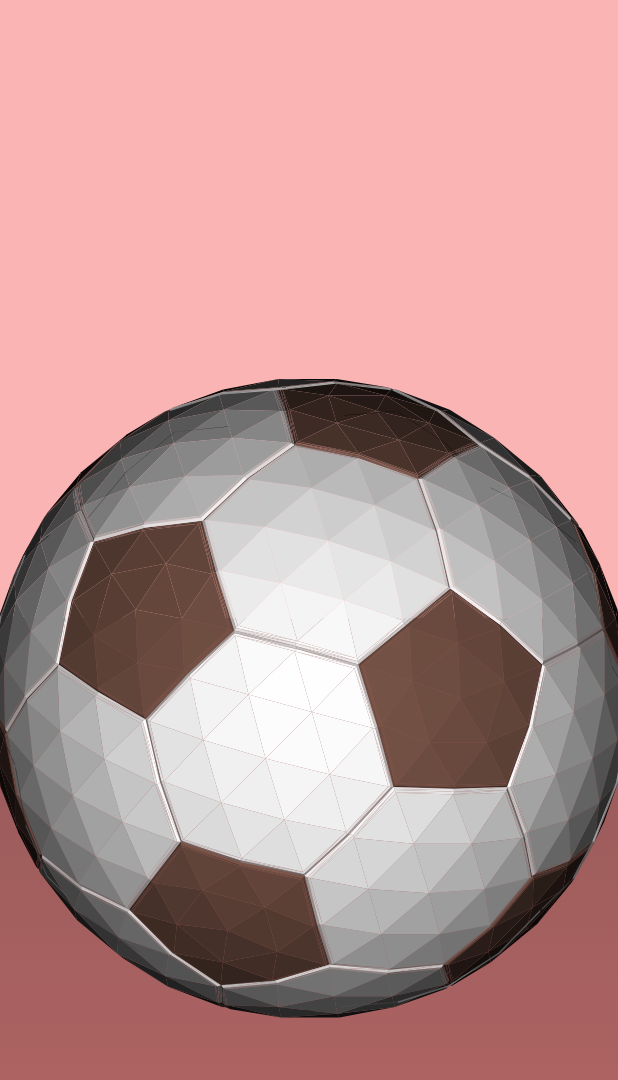
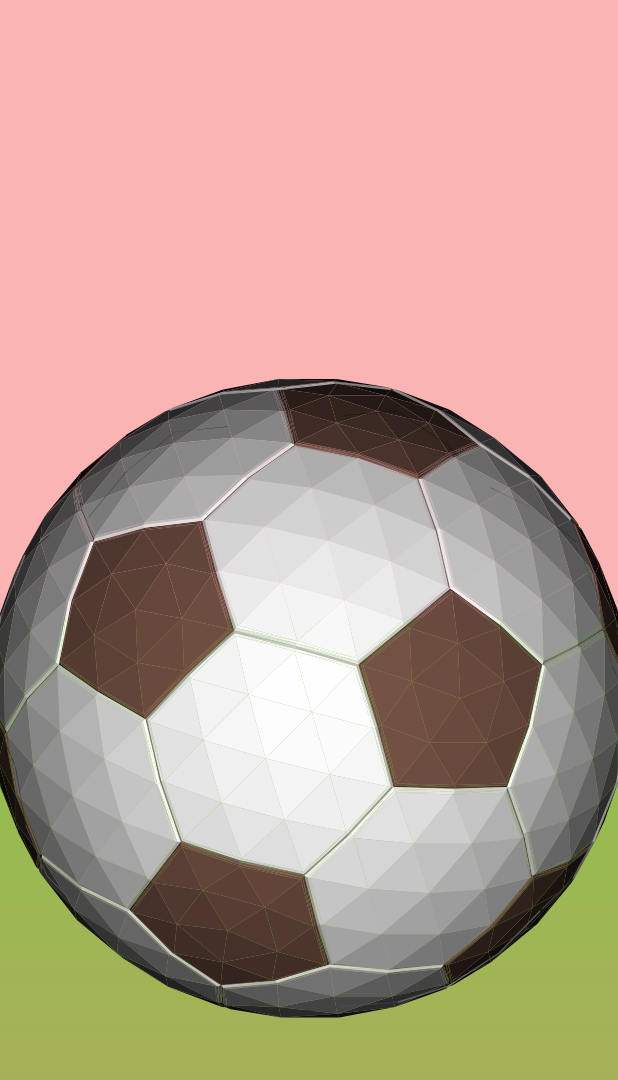
Before and after one commit to paulsump/subdivide, a Flutter app: the screen it shows after launch, on a phone screen of 412 x 824 dp. Shown: the top 1080 px of the screen. Run offline on Flutter 3.47's test engine with Material 2 defaults, Android fonts, the phone set to English and light mode, and no system bars.

```diff
--- a/lib/view/hue.dart
+++ b/lib/view/hue.dart
@@ -4,7 +4,6 @@ import 'package:flutter/material.dart';
 
 /// Access to all the colors in the app
 class Hue {
-  static const mesh = <Color>[Colors.purple, Colors.black];
 
   static const Color top = Color(0xfff07f7e);
   static const Color bottomRight = Color(0xffffd8d6);
@@ -42,8 +41,7 @@ class Hue {
   static final Color menu = _darkBLT.withOpacity(0.4);
   static final Color scrim = _darkBLT.withOpacity(0.5);
 
-  static final Color paintingsMenuButtons = _blt.withOpacity(0.99);
-  static final Color horizon = _getTweenBLtoTColor(0.4);
+  static final Color horizon = Colors.lightGreen;
 }
 
 Color _getTweenBLtoBRColor(double t) =>
```
Also changed, not shown: images/9triangles.png (renamed from images/9tri.png), images/triangle_subdivide.png (renamed from images/loop_41.png), 1 other file.
